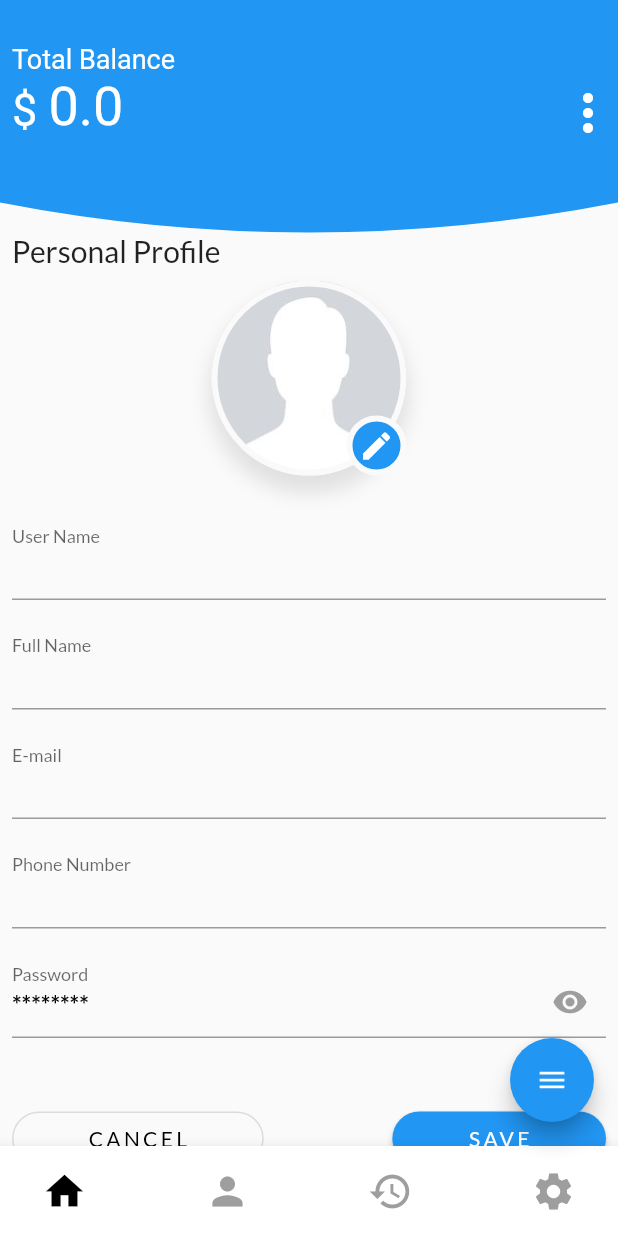
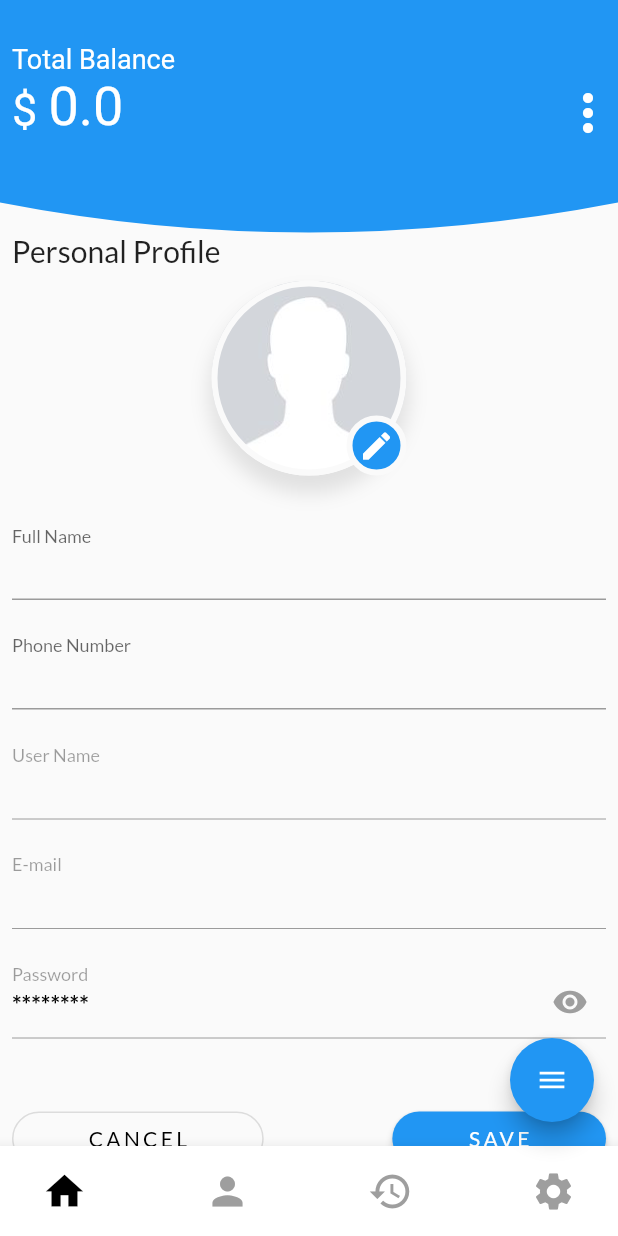
Before and after one commit to chiuywai2/Fingerpay_new, a Flutter app: the screen it shows once a user with an empty profile is signed in, swiped to page 2, on a phone screen of 412 x 824 dp. Run offline on Flutter 3.47's test engine with Material 2 defaults, Android fonts, the phone set to English and light mode, and no system bars; our stand-ins replace cloud_firestore, firebase_auth, firebase_core, flutter_svg, fluttertoast, google_fonts and 4 more; missing offline and left inert: barcode_scan, protobuf; accounts and stored records are empty.

Commit message:
Update Info

```diff
--- a/lib/src/screen/account.dart
+++ b/lib/src/screen/account.dart
@@ -1,3 +1,4 @@
+import 'package:fingerpay/src/service/database_service.dart';
 import 'package:flutter/material.dart';
 import 'package:fingerpay/src/widget/topbar.dart';
 import 'package:fingerpay/src/common.dart';
@@ -29,6 +30,8 @@ class _AccountState extends State<Account> {
 
   Widget displayUserInformation(context, snapshot) {
     final authData = snapshot.data;
+    String _fullname;
+    String _phone;
 
     _getProfileData() async {
       final uid = await Provider.of(context).auth.getCurrentUID();
@@ -40,8 +43,126 @@ class _AccountState extends State<Account> {
           .then((result) {
         user.balance = result.data()['balance'].toDouble();
         user.fullname = result.data()['fullname'];
+        _fullname = result.data()['fullname'];
         user.phone = result.data()['phone'];
+        _phone = result.data()['phone'];
       });
+    }
+
+    updateName() async {
+      final uid = await Provider.of(context).auth.getCurrentUID();
+      DatabaseService(uid: uid).updateUserName(_fullname);
+    }
+
+    updatePhone() async {
+      final uid = await Provider.of(context).auth.getCurrentUID();
+      DatabaseService(uid: uid).updateUserPhone(_phone);
+    }
+
+    Widget buildTextField(
+        String labelText, String placeholder, bool isPasswordTextField) {
+      return Padding(
+        padding: const EdgeInsets.only(bottom: 25.0, left: 8.0, right: 8.0),
+        child: TextField(
+          enabled: false,
+          obscureText: isPasswordTextField ? showPassword : false,
+          decoration: InputDecoration(
+              suffixIcon: isPasswordTextField
+                  ? IconButton(
+                      onPressed: () {
+                        setState(() {
+                          showPassword = !showPassword;
+                        });
+                      },
+                      icon: Icon(
+                        Icons.remove_red_eye,
+                        color: Colors.grey,
+                      ),
+                    )
+                  : null,
+              contentPadding: EdgeInsets.only(bottom: 3),
+              labelText: labelText,
+              floatingLabelBehavior: FloatingLabelBehavior.always,
+              hintText: placeholder,
+              hintStyle: TextStyle(
+                fontSize: 16,
+                fontWeight: FontWeight.bold,
+                color: Colors.black,
+              )),
+        ),
+      );
+    }
+
+    Widget buildNameField(
+        String labelText, String placeholder, bool isPasswordTextField) {
+      return Padding(
+        padding: const EdgeInsets.only(bottom: 25.0, left: 8.0, right: 8.0),
+        child: TextFormField(
+          onChanged: (value) {
+            _fullname = value;
+          },
+          obscureText: isPasswordTextField ? showPassword : false,
+          decoration: InputDecoration(
+              suffixIcon: isPasswordTextField
+                  ? IconButton(
+                      onPressed: () {
+                        setState(() {
+                          showPassword = !showPassword;
+                        });
+                      },
+                      icon: Icon(
+                        Icons.remove_red_eye,
+                        color: Colors.grey,
+                      ),
+                    )
+                  : null,
+              contentPadding: EdgeInsets.only(bottom: 3),
+              labelText: labelText,
+              floatingLabelBehavior: FloatingLabelBehavior.always,
+              hintText: placeholder,
+              hintStyle: TextStyle(
+                fontSize: 16,
+                fontWeight: FontWeight.bold,
+                color: Colors.black,
+              )),
+        ),
+      );
+    }
+
+    Widget buildPhoneField(
+        String labelText, String placeholder, bool isPasswordTextField) {
+      return Padding(
+        padding: const EdgeInsets.only(bottom: 25.0, left: 8.0, right: 8.0),
+        child: TextFormField(
+          onChanged: (value) {
+            _phone = value;
+          },
+          obscureText: isPasswordTextField ? showPassword : false,
+          decoration: InputDecoration(
+              suffixIcon: isPasswordTextField
+                  ? IconButton(
+                      onPressed: () {
+                        setState(() {
+                          showPassword = !showPassword;
+                        });
+                      },
+                      icon: Icon(
+                        Icons.remove_red_eye,
+                        color: Colors.grey,
+                      ),
+                    )
+                  : null,
+              contentPadding: EdgeInsets.only(bottom: 3),
+              labelText: labelText,
+              floatingLabelBehavior: FloatingLabelBehavior.always,
+              hintText: placeholder,
+              hintStyle: TextStyle(
+                fontSize: 16,
+                fontWeight: FontWeight.bold,
+                color: Colors.black,
+              )),
+        ),
+      );
     }
 
     return Scaffold(
@@ -153,22 +274,22 @@ class _AccountState extends State<Account> {
                   SizedBox(
                     height: 35,
                   ),
-                  buildTextField("User Name",
-                      "${authData.displayName ?? 'Anonymous'}", false),
                   FutureBuilder(
                       future: _getProfileData(),
                       builder: (context, snapshot) {
-                        return buildTextField(
-                            "Full Name", "${user.fullname ?? 'Try'}", false);
+                        return buildNameField(
+                            "Full Name", "${_fullname ?? 'Try'}", false);
                       }),
-                  buildTextField(
-                      "E-mail", "${authData.email ?? 'Anonymous'}", false),
                   FutureBuilder(
                       future: _getProfileData(),
                       builder: (context, snapshot) {
-                        return buildTextField("Phone Number",
-                            "${user.phone ?? '12345678'}", false);
+                        return buildPhoneField(
+                            "Phone Number", "${_phone ?? '12345678'}", false);
                       }),
+                  buildTextField("User Name",
+                      "${authData.displayName ?? 'Anonymous'}", false),
+                  buildTextField(
+                      "E-mail", "${authData.email ?? 'Anonymous'}", false),
                   buildTextField("Password", "********", true),
                   SizedBox(
                     height: 10,
@@ -202,7 +323,14 @@ class _AccountState extends State<Account> {
                             shape: RoundedRectangleBorder(
                                 borderRadius: BorderRadius.circular(20)),
                           ),
-                          onPressed: () {},
+                          onPressed: () {
+                            if (_phone != user.phone) {
+                              updatePhone();
+                            }
+                            if (_fullname != user.fullname) {
+                              updateName();
+                            }
+                          },
                           child: Text(
                             "SAVE",
                             style: TextStyle(
@@ -222,37 +350,4 @@ class _AccountState extends State<Account> {
       ),
     );
   }
-
-  Widget buildTextField(
-      String labelText, String placeholder, bool isPasswordTextField) {
-    return Padding(
-      padding: const EdgeInsets.only(bottom: 25.0, left: 8.0, right: 8.0),
-      child: TextField(
-        obscureText: isPasswordTextField ? showPassword : false,
-        decoration: InputDecoration(
-            suffixIcon: isPasswordTextField
-                ? IconButton(
-                    onPressed: () {
-                      setState(() {
-                        showPassword = !showPassword;
-                      });
-                    },
-                    icon: Icon(
-                      Icons.remove_red_eye,
-                      color: Colors.grey,
-                    ),
-                  )
-                : null,
-            contentPadding: EdgeInsets.only(bottom: 3),
-            labelText: labelText,
-            floatingLabelBehavior: FloatingLabelBehavior.always,
-            hintText: placeholder,
-            hintStyle: TextStyle(
-              fontSize: 16,
-              fontWeight: FontWeight.bold,
-              color: Colors.black,
-            )),
-      ),
-    );
-  }
 }
```
Also changed, not shown: lib/src/service/database_service.dart (+12 -0 lines).
